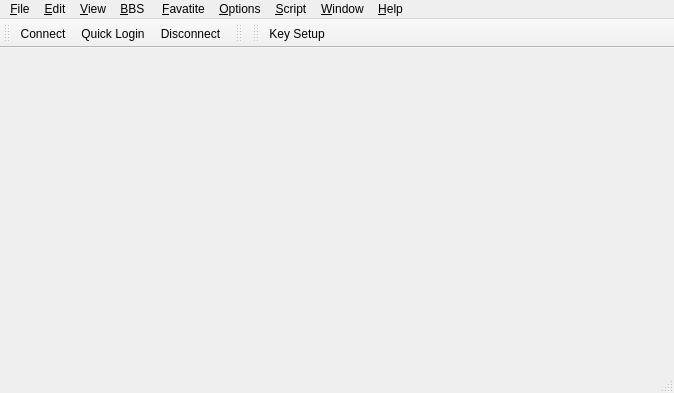
Before: the Qt Designer form src/ui/mainframe.ui in adaptee/qterm-hack, drawn with Qt 5.
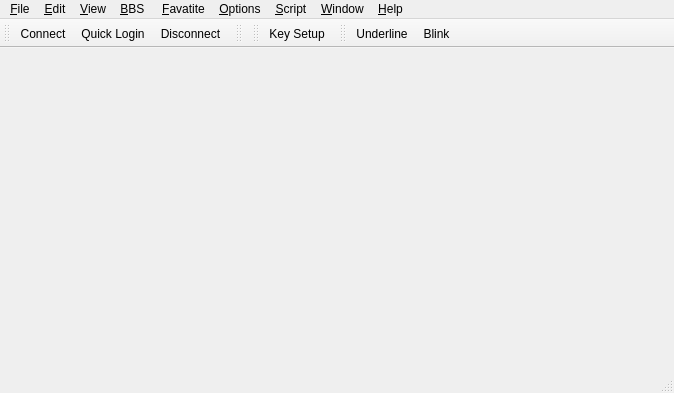
After: the same form once the commit is applied. Icons and pictures are not drawn.

Commit message: basic ANSI escape sequence input

The edit to the form file:
```diff
--- a/src/ui/mainframe.ui
+++ b/src/ui/mainframe.ui
@@ -226,6 +226,19 @@
    </attribute>
    <addaction name="actionKey_Setup"/>
   </widget>
+  <widget class="QToolBar" name="ansiToolBar">
+   <property name="windowTitle">
+    <string>ANSI Edit</string>
+   </property>
+   <attribute name="toolBarArea">
+    <enum>TopToolBarArea</enum>
+   </attribute>
+   <attribute name="toolBarBreak">
+    <bool>false</bool>
+   </attribute>
+   <addaction name="actionUnderline"/>
+   <addaction name="actionBlink"/>
+  </widget>
   <action name="actionQuick_Login">
    <property name="icon">
     <iconset resource="../qterm.qrc">
@@ -724,6 +737,28 @@
     <string>Boss Color</string>
    </property>
   </action>
+  <action name="actionUnderline">
+   <property name="checkable">
+    <bool>true</bool>
+   </property>
+   <property name="text">
+    <string>Underline</string>
+   </property>
+   <property name="toolTip">
+    <string>Underline</string>
+   </property>
+  </action>
+  <action name="actionBlink">
+   <property name="checkable">
+    <bool>true</bool>
+   </property>
+   <property name="text">
+    <string>Blink</string>
+   </property>
+   <property name="toolTip">
+    <string>Blink</string>
+   </property>
+  </action>
  </widget>
  <resources>
   <include location="../qterm.qrc"/>
```
The commit also changes 7 other files.
